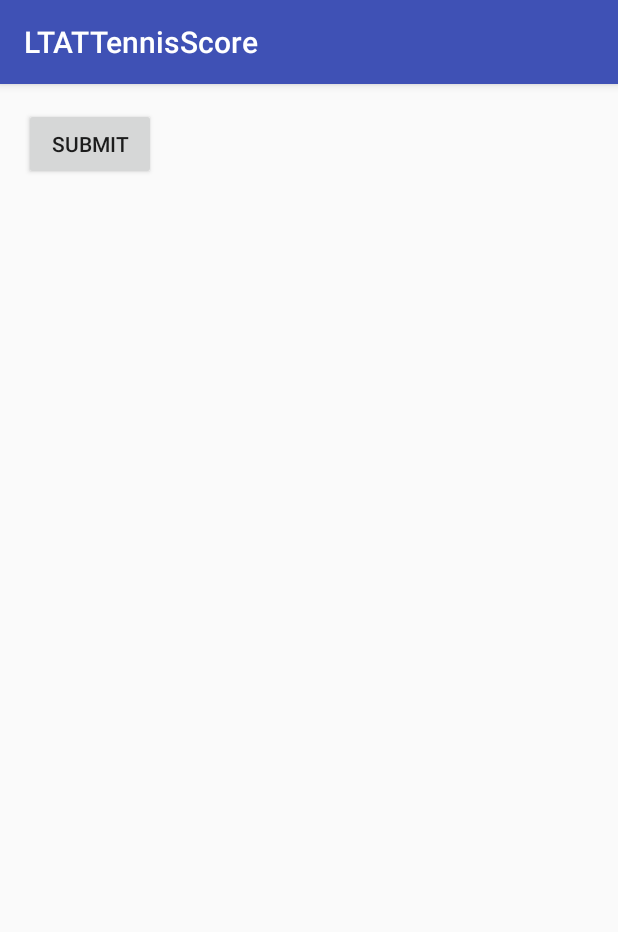
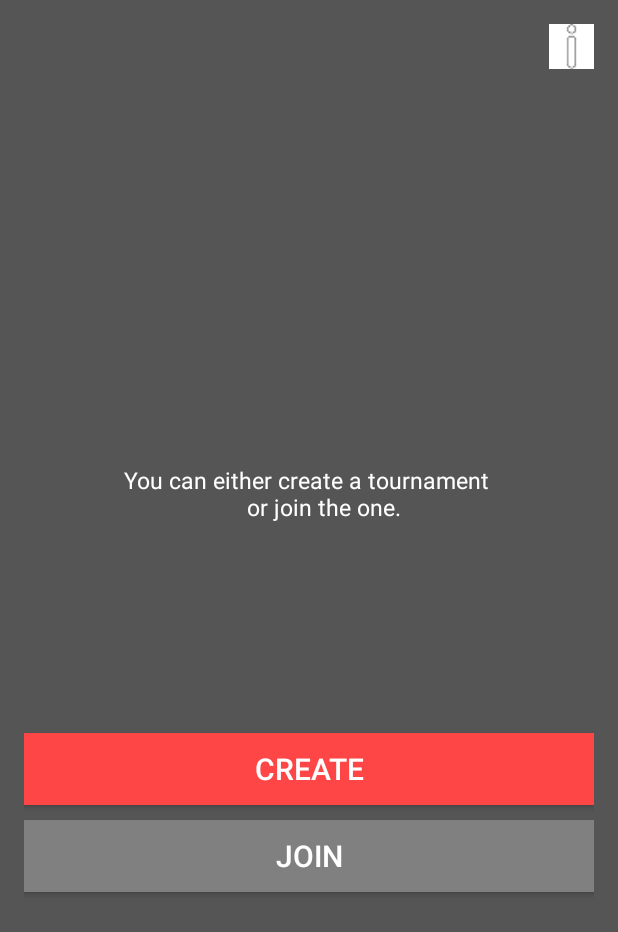
Before and after one commit to neha007/LTATLiveScore, an Android app: the screen it shows after launch (LTATSingup), after a tap on "KEEP THE SCORE", on a phone screen of 412 x 824 dp. Shown: the top 932 px of the screen. Run offline under Robolectric (Android 15) with nearby library versions, the phone set to English and light mode, and no system bars; 1 statement that could not run was skipped.

Commit message:
keep the score

```diff
--- a/LTATTennisScore/app/src/main/java/tennisonline/ltat/com/ltattennisscore/ActivityContainer/LTATLogin.java
+++ b/LTATTennisScore/app/src/main/java/tennisonline/ltat/com/ltattennisscore/ActivityContainer/LTATLogin.java
@@ -11,5 +11,8 @@ public class LTATLogin extends AppCompatActivity {
     protected void onCreate(Bundle savedInstanceState) {
         super.onCreate(savedInstanceState);
         setContentView(R.layout.activity_ltatlogin);
+
+
     }
+
 }
--- a/LTATTennisScore/app/src/main/java/tennisonline/ltat/com/ltattennisscore/ActivityContainer/LTATSingup.java
+++ b/LTATTennisScore/app/src/main/java/tennisonline/ltat/com/ltattennisscore/ActivityContainer/LTATSingup.java
@@ -10,18 +10,21 @@ import tennisonline.ltat.com.ltattennisscore.R;
 
 public class LTATSingup extends AppCompatActivity {
 
-    Button bt1;
+    Button about,create,join;
     @Override
     protected void onCreate(Bundle savedInstanceState) {
         super.onCreate(savedInstanceState);
         setContentView(R.layout.activity_ltatsingup);
-       bt1=(Button) findViewById(R.id.bt1);
 
-        bt1.setOnClickListener(new View.OnClickListener() {
+       about=(Button) findViewById(R.id.about_keppScore);
+        create=(Button) findViewById(R.id.create);
+        join=(Button) findViewById(R.id.join);
+
+        about.setOnClickListener(new View.OnClickListener() {
             @Override
             public void onClick(View view) {
 
-                Toast.makeText(LTATSingup.this, "this is harshit", Toast.LENGTH_SHORT).show();
+                Toast.makeText(LTATSingup.this, "this is about pages", Toast.LENGTH_SHORT).show();
             }
         });
     }
--- a/LTATTennisScore/app/src/main/java/tennisonline/ltat/com/ltattennisscore/ActivityContainer/SplashActivity.java
+++ b/LTATTennisScore/app/src/main/java/tennisonline/ltat/com/ltattennisscore/ActivityContainer/SplashActivity.java
@@ -18,50 +18,44 @@ import android.view.animation.Animation;
 import android.widget.Button;
 import android.widget.ImageView;
 import android.widget.LinearLayout;
-import android.util.Log;
-import android.view.animation.BounceInterpolator;
 import android.view.animation.TranslateAnimation;
-import android.view.animation.Animation.AnimationListener;
-import android.widget.Toast;
-
-import de.hdodenhof.circleimageview.CircleImageView;
 import tennisonline.ltat.com.ltattennisscore.R;
 
 public class SplashActivity extends AppCompatActivity {
 
 
-    LinearLayout lt1;
-    Button b;
-    Button bt2;
+    Button watch_score,keep_score;
     private static final String TAG = "AnimationStarter";
 
     @Override
     protected void onCreate(Bundle savedInstanceState) {
         super.onCreate(savedInstanceState);
         setContentView(R.layout.activity_splash);
-         bt2=(Button) findViewById(R.id.bt2);
-        b = (Button)findViewById(R.id.watch);
+
+
 
         getSupportActionBar().hide();
         getWindow().setFlags(WindowManager.LayoutParams.FLAG_FULLSCREEN,WindowManager.LayoutParams.FLAG_FULLSCREEN);
 
-        b.setOnClickListener(new View.OnClickListener() {
+
+        watch_score=(Button) findViewById(R.id.watch_score);
+        keep_score=(Button) findViewById(R.id.keep_score);
+
+        watch_score.setOnClickListener(new View.OnClickListener() {
             @Override
             public void onClick(View v) {
-                Intent i = new Intent("tennisonline.ltat.com.ltattennisscore.MainActivity");
+                Intent i = new Intent(SplashActivity.this,LTATLogin.class);
                 startActivity(i);
             }
         });
+        keep_score.setOnClickListener(new View.OnClickListener() {
 
-        bt2.setOnClickListener(new View.OnClickListener() {
             @Override
             public void onClick(View view) {
-
                 Intent in=new Intent(SplashActivity.this,LTATSingup.class);
                 startActivity(in);
             }
         });
-
 
 
         ImageView bounceBallImage = (ImageView)findViewById(R.id.bounceBallImage);
@@ -77,10 +71,5 @@ public class SplashActivity extends AppCompatActivity {
         mAnimation.setRepeatMode(Animation.REVERSE);
         bounceBallImage.setAnimation(mAnimation);
 
-
-    }
-    private int getDisplayHeight(){
-        return this.getResources().getDisplayMetrics().heightPixels;
-    }
-
+        }
 }
--- a/LTATTennisScore/app/src/main/res/layout/activity_ltatlogin.xml
+++ b/LTATTennisScore/app/src/main/res/layout/activity_ltatlogin.xml
@@ -1,9 +1,11 @@
 <?xml version="1.0" encoding="utf-8"?>
-<android.support.constraint.ConstraintLayout xmlns:android="http://schemas.android.com/apk/res/android"
+<LinearLayout
+    xmlns:android="http://schemas.android.com/apk/res/android"
     xmlns:app="http://schemas.android.com/apk/res-auto"
     xmlns:tools="http://schemas.android.com/tools"
     android:layout_width="match_parent"
     android:layout_height="match_parent"
+    android:orientation="vertical"
     tools:context="tennisonline.ltat.com.ltattennisscore.ActivityContainer.LTATLogin">
 
-</android.support.constraint.ConstraintLayout>
+</LinearLayout>
--- a/LTATTennisScore/app/src/main/res/layout/activity_ltatsingup.xml
+++ b/LTATTennisScore/app/src/main/res/layout/activity_ltatsingup.xml
@@ -8,13 +8,58 @@
     android:paddingLeft="@dimen/activity_horizontal_margin"
     android:paddingRight="@dimen/activity_horizontal_margin"
     android:paddingTop="@dimen/activity_vertical_margin"
+    android:gravity="center"
+    android:layout_gravity="center"
+    android:background="#555555"
+    android:layout_centerVertical="true"
+    android:layout_centerHorizontal="true"
     tools:context="tennisonline.ltat.com.ltattennisscore.ActivityContainer.LTATSingup">
 
+    <Button
+        android:id="@+id/about_keppScore"
+        android:layout_width="30dp"
+        android:layout_height="30dp"
+        android:layout_alignParentRight="true"
+        android:background="@drawable/about"
+        />
+    <LinearLayout
+        android:layout_width="match_parent"
+        android:layout_height="match_parent"
+        android:orientation="vertical"
+        android:layout_gravity="center"
+        android:gravity="center"
+        >
+        <TextView
+            android:layout_width="match_parent"
+            android:layout_height="wrap_content"
+            android:layout_marginLeft="10dp"
+            android:layout_marginRight="10dp"
+            android:layout_marginTop="80dp"
+            android:text="You can either create a tournament \n      or join the one. "
+            android:textSize="15dp"
+            android:textColor="#fff"
+            android:gravity="center"
+            />
+    <Button
+        android:id="@+id/create"
+        android:text="CREATE"
+        android:layout_marginTop="140dp"
+        android:background="#ff4646"
+        android:textColor="#fff"
+        android:textSize="20dp"
 
-    <Button
-        android:id="@+id/bt1"
-        android:layout_width="wrap_content"
+        android:layout_width="match_parent"
         android:layout_height="wrap_content"
-        android:text="Submit"
         />
+        <Button
+            android:id="@+id/join"
+            android:layout_marginTop="10dp"
+            android:text="JOIN"
+            android:textSize="20dp"
+            android:background="#808080"
+            android:textColor="#fff"
+            android:layout_width="match_parent"
+            android:layout_height="wrap_content" />
+
+    </LinearLayout>
 </RelativeLayout>
--- a/LTATTennisScore/app/src/main/res/values/styles.xml
+++ b/LTATTennisScore/app/src/main/res/values/styles.xml
@@ -1,7 +1,7 @@
 <resources>
 
     <!-- Base application theme. -->
-    <style name="AppTheme" parent="Theme.AppCompat.Light.DarkActionBar">
+    <style name="AppTheme" parent="Theme.AppCompat.Light.NoActionBar">
         <!-- Customize your theme here. -->
         <item name="colorPrimary">@color/colorPrimary</item>
         <item name="colorPrimaryDark">@color/colorPrimaryDark</item>
```
Also changed, not shown: LTATTennisScore/app/src/main/AndroidManifest.xml (+2 -8 lines), LTATTennisScore/app/src/main/res/layout/activity_splash.xml (+14 -10 lines), LTATTennisScore/app/src/main/res/drawable/about.png (added), LTATTennisScore/app/src/main/res/drawable/back_button.png (added), LTATTennisScore/app/src/main/res/drawable/tenish.jpg (added).
